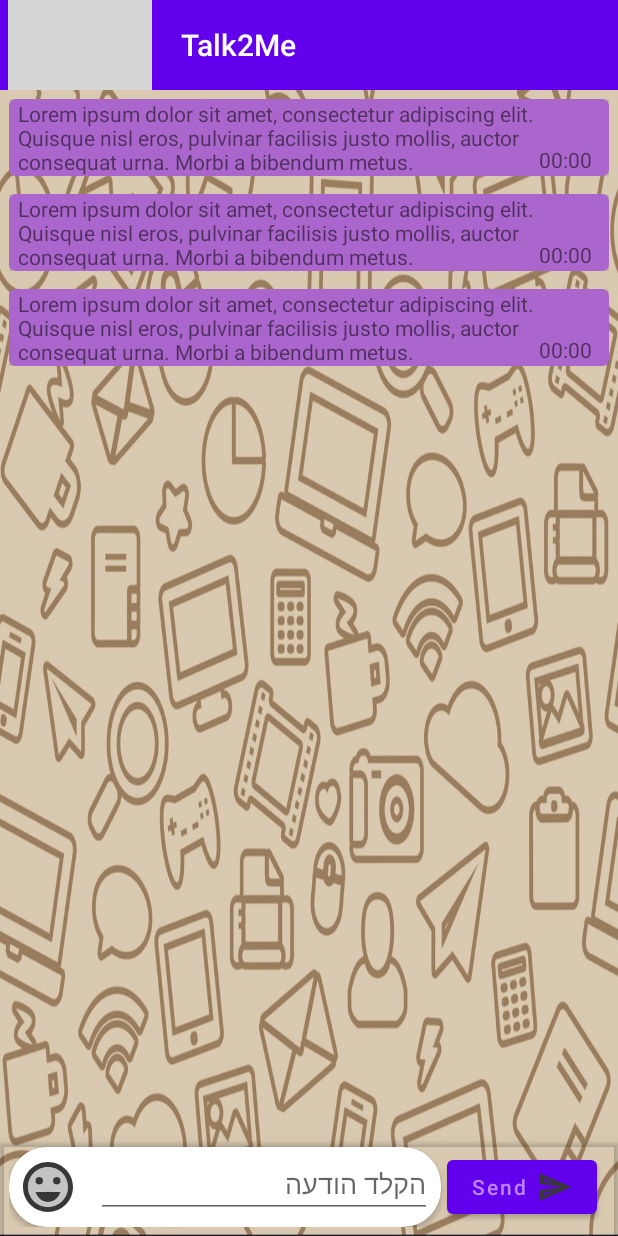
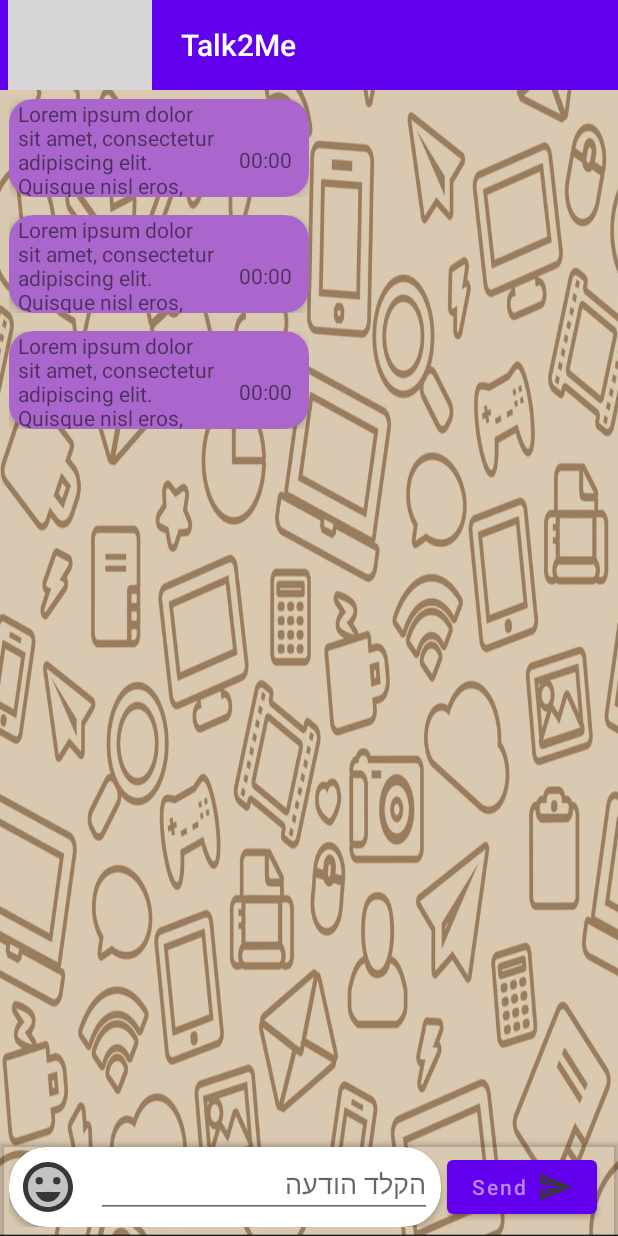
Before and after one commit to Netanel6/Talk2Me, an Android app: the layout activity_conversation.xml on its own in the app's theme, with its tools: preview values and no code run, on a phone screen of 412 x 824 dp. Run offline under Robolectric (Android 15) with nearby library versions, the phone set to English and light mode, and no system bars; grey boxes are pictures that could not be loaded.

```diff
--- a/app/src/main/java/com/netanel/talk2me/main/ContactsFragment.java
+++ b/app/src/main/java/com/netanel/talk2me/main/ContactsFragment.java
@@ -98,6 +98,7 @@ public class ContactsFragment extends Fragment {
             intent.putExtra("phone", user.getPhone());
             intent.putExtra("email", user.getEmail());
             intent.putExtra("status", user.getStatus());
+            intent.putExtra("id", user.getId());
             startActivity(intent);
             Objects.requireNonNull(getActivity()).finish();
         });
--- a/app/src/main/res/layout/activity_conversation.xml
+++ b/app/src/main/res/layout/activity_conversation.xml
@@ -14,9 +14,10 @@
         />
 
     <androidx.recyclerview.widget.RecyclerView
+        android:id="@+id/conversationRv"
         android:layout_width="match_parent"
         android:layout_height="0dp"
-        tools:listitem="@layout/chat_single_cell"
+        tools:listitem="@layout/message_in_single_cell"
         android:layout_weight="1"/>
 
     <include layout="@layout/input_conversation"
--- a/app/src/main/res/layout/activity_phonebook.xml
+++ b/app/src/main/res/layout/activity_phonebook.xml
@@ -3,7 +3,7 @@
     xmlns:tools="http://schemas.android.com/tools"
     android:layout_width="match_parent"
     android:layout_height="match_parent"
-    android:background="@color/holo_purple"
+    android:background="@color/message_in"
     android:orientation="vertical"
     tools:context=".main.fab.PhonebookActivity">
 
--- /dev/null
+++ b/app/src/main/res/layout/message_in_single_cell.xml
@@ -0,0 +1,67 @@
+<?xml version="1.0" encoding="utf-8"?>
+<LinearLayout xmlns:android="http://schemas.android.com/apk/res/android"
+    xmlns:app="http://schemas.android.com/apk/res-auto"
+    android:layout_width="200dp"
+    android:layout_height="65dp"
+    android:layout_margin="6dp"
+    android:orientation="vertical"
+    android:layout_gravity="start">
+
+    <androidx.cardview.widget.CardView
+        android:layout_width="match_parent"
+        android:layout_height="match_parent"
+        app:cardCornerRadius="16dp"
+        app:cardBackgroundColor="@color/message_in"
+        app:cardElevation="5dp"
+        >
+
+        <LinearLayout
+
+            android:layout_width="match_parent"
+            android:layout_height="wrap_content"
+            android:orientation="horizontal"
+            android:weightSum="1">
+
+
+            <LinearLayout
+                android:layout_width="match_parent"
+                android:layout_height="wrap_content"
+                android:layout_weight="1"
+                android:orientation="vertical">
+
+
+                <TextView
+                    android:id="@+id/last_sent_message"
+                    android:layout_width="match_parent"
+                    android:layout_height="match_parent"
+                    android:layout_marginStart="6dp"
+                    android:text="@string/lorem" />
+
+            </LinearLayout>
+
+            <LinearLayout
+                android:layout_width="50dp"
+                android:layout_height="50dp"
+                android:layout_weight="0">
+
+                <androidx.constraintlayout.widget.ConstraintLayout
+                    android:layout_width="match_parent"
+                    android:layout_height="match_parent"
+                    android:background="@android:color/transparent">
+
+                    <TextView
+                        android:id="@+id/time_sent_message"
+                        android:layout_width="wrap_content"
+                        android:layout_height="wrap_content"
+                        android:layout_marginTop="16dp"
+                        android:layout_marginEnd="8dp"
+                        android:text="00:00"
+                        app:layout_constraintBottom_toBottomOf="parent"
+                        app:layout_constraintRight_toRightOf="parent"
+                        app:layout_constraintLeft_toLeftOf="parent"
+                       />
+                </androidx.constraintlayout.widget.ConstraintLayout>
+            </LinearLayout>
+        </LinearLayout>
+    </androidx.cardview.widget.CardView>
+</LinearLayout>
--- a/app/src/main/res/layout/chat_single_cell.xml
+++ b/app/src/main/res/layout/message_out_single_cell.xml
@@ -1,16 +1,17 @@
 <?xml version="1.0" encoding="utf-8"?>
 <LinearLayout xmlns:android="http://schemas.android.com/apk/res/android"
     xmlns:app="http://schemas.android.com/apk/res-auto"
-    android:layout_width="match_parent"
-    android:layout_height="wrap_content"
+    android:layout_width="200dp"
+    android:layout_height="65dp"
     android:layout_margin="6dp"
-    android:orientation="vertical">
+    android:orientation="vertical"
+    android:layout_gravity="end">
 
     <androidx.cardview.widget.CardView
         android:layout_width="match_parent"
         android:layout_height="match_parent"
-        app:cardCornerRadius="4dp"
-        app:cardBackgroundColor="@android:color/holo_purple"
+        app:cardCornerRadius="16dp"
+        app:cardBackgroundColor="@color/message_out"
         app:cardElevation="5dp">
 
         <LinearLayout
@@ -29,7 +30,7 @@
 
 
                 <TextView
-                    android:id="@+id/contact_last_sent_message"
+                    android:id="@+id/last_sent_message"
                     android:layout_width="match_parent"
                     android:layout_height="match_parent"
                     android:layout_marginStart="6dp"
@@ -48,7 +49,7 @@
                     android:background="@android:color/transparent">
 
                     <TextView
-                        android:id="@+id/contact_time_sent_message"
+                        android:id="@+id/time_sent_message"
                         android:layout_width="wrap_content"
                         android:layout_height="wrap_content"
                         android:layout_marginTop="16dp"
--- a/app/src/main/res/values/colors.xml
+++ b/app/src/main/res/values/colors.xml
@@ -6,7 +6,8 @@
     <color name="purple_600">#4301A1</color>
     <color name="purple_700">#FF3700B3</color>
     <color name="purple_app_name">#C42FFB</color>
-    <color name="holo_purple">@android:color/holo_purple</color>
+    <color name="message_in">#FFAA66CC</color>
+    <color name="message_out">#E8DDEC</color>
     <color name="teal_200">#FF03DAC5</color>
     <color name="teal_700">#FF018786</color>
     <color name="black">#FF000000</color>
```
Also changed, not shown: app/src/main/java/com/netanel/talk2me/conversation/ConversationActivity.java (+151 -9 lines), app/src/main/java/com/netanel/talk2me/conversation/ConversationAdapter.java (added, +93 -0 lines), app/src/main/java/com/netanel/talk2me/pojo/Message.java (added, +69 -0 lines).
